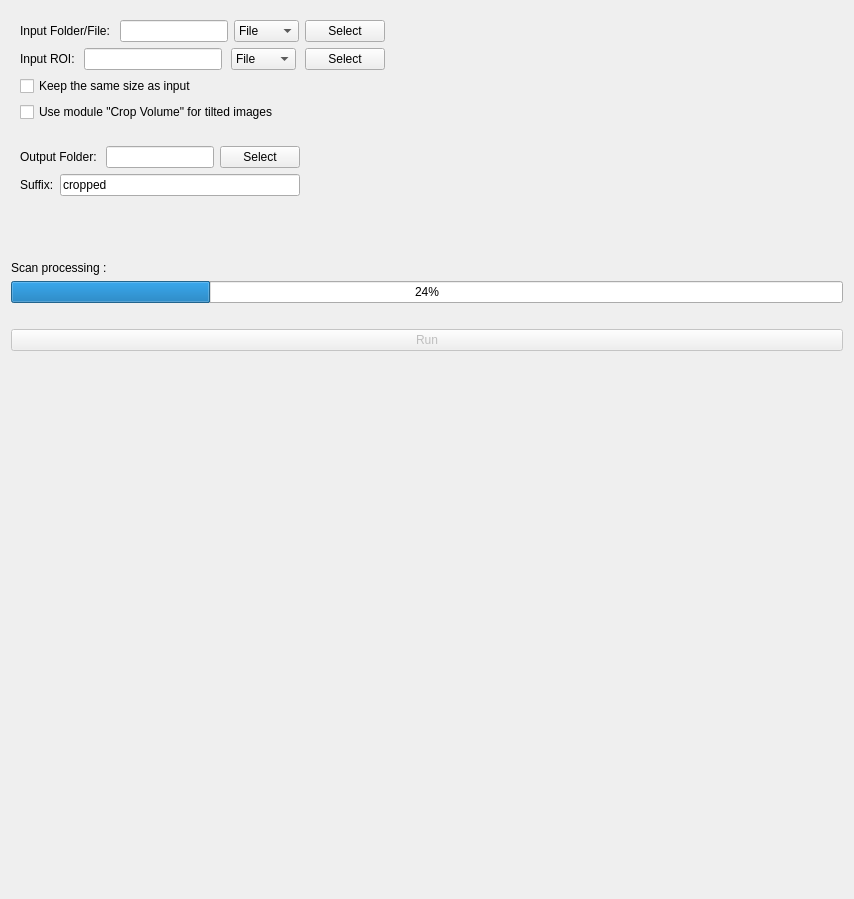
Old version of the form AutoCrop3D/Crop_Volumes_UI/Resources/UI/AutoCrop3D.ui in the repository DCBIA-OrthoLab/SlicerAutomatedDentalTools.
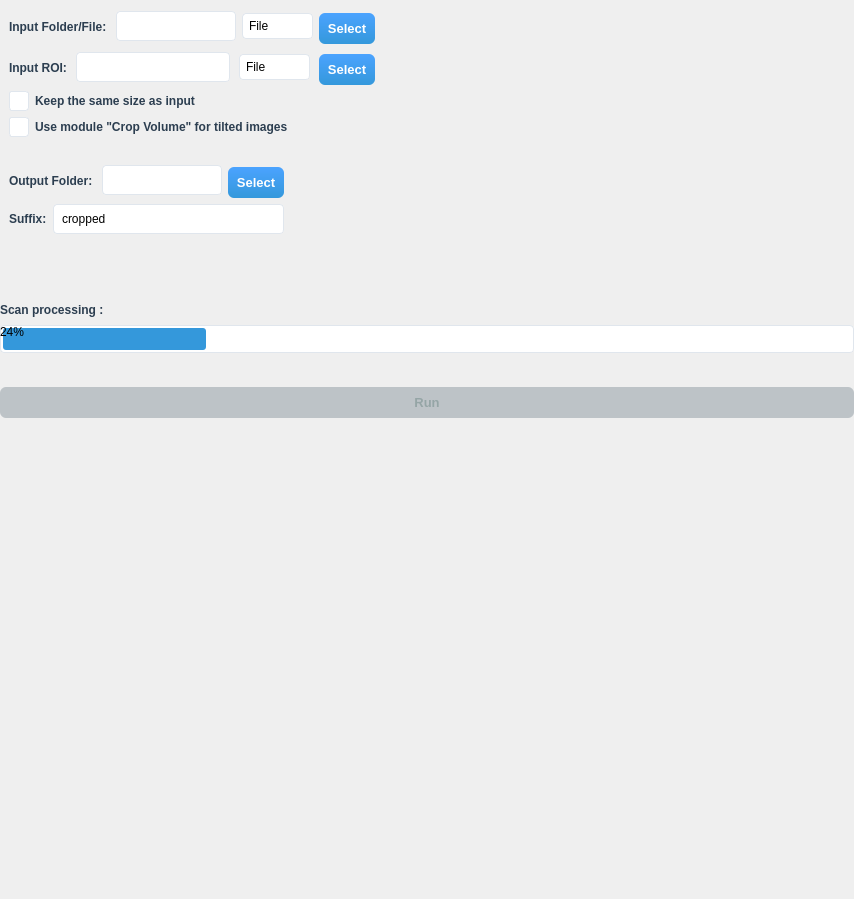
New version of the form. Custom widgets are drawn as their Qt base class.

The edit to the form file:
```diff
--- a/AutoCrop3D/Crop_Volumes_UI/Resources/UI/AutoCrop3D.ui
+++ b/AutoCrop3D/Crop_Volumes_UI/Resources/UI/AutoCrop3D.ui
@@ -10,7 +10,112 @@
     <height>899</height>
    </rect>
   </property>
+  <property name="styleSheet">
+   <string notr="true">qMRMLWidget {
+  background-color: #f8f9fa;
+}
+ctkCollapsibleButton {
+  background-color: #ffffff;
+  border: 1px solid #e0e6ed;
+  border-radius: 6px;
+  margin-bottom: 8px;
+  font-weight: 600;
+  padding: 6px 10px;
+}
+ctkCollapsibleButton:hover {
+  border: 1px solid #3498db;
+  background-color: #fbfcfd;
+}
+QLineEdit, QTextEdit {
+  background-color: #ffffff;
+  border: 1px solid #e0e6ed;
+  border-radius: 4px;
+  padding: 6px;
+  selection-background-color: #3498db;
+}
+QLineEdit:focus, QTextEdit:focus {
+  border: 2px solid #3498db;
+}
+QComboBox {
+  background-color: #ffffff;
+  border: 1px solid #e0e6ed;
+  border-radius: 4px;
+  padding: 4px 6px;
+}
+QComboBox:focus {
+  border: 2px solid #3498db;
+}
+QComboBox::drop-down {
+  width: 20px;
+  border: none;
+}
+QLabel {
+  color: #2c3e50;
+  font-weight: 500;
+}
+QPushButton {
+  background-color: qlineargradient(x1:0, y1:0, x2:0, y2:1, stop:0 #4ba3ff, stop:1 #3498db);
+  color: white;
+  border: none;
+  border-radius: 6px;
+  font-weight: 600;
+  font-size: 10pt;
+  padding: 8px;
+  margin-top: 4px;
+}
+QPushButton:hover:!pressed {
+  background-color: qlineargradient(x1:0, y1:0, x2:0, y2:1, stop:0 #5cb3ff, stop:1 #2980b9);
+}
+QPushButton:pressed {
+  background-color: qlineargradient(x1:0, y1:0, x2:0, y2:1, stop:0 #2980b9, stop:1 #1f618d);
+}
+QPushButton:disabled {
+  background-color: #bdc3c7;
+  color: #95a5a6;
+}
+QCheckBox {
+  color: #2c3e50;
+  font-weight: 500;
+  spacing: 6px;
+}
+QCheckBox::indicator {
+  width: 18px;
+  height: 18px;
+  border: 1px solid #e0e6ed;
+  border-radius: 3px;
+  background-color: #ffffff;
+}
+QCheckBox::indicator:hover {
+  border: 1px solid #3498db;
+}
+QProgressBar {
+  border: 1px solid #e0e6ed;
+  border-radius: 4px;
+  background-color: #ffffff;
+  padding: 2px;
+}
+QProgressBar::chunk {
+  background-color: #3498db;
+  border-radius: 3px;
+}
+  </string>
+  </property>
   <layout class="QVBoxLayout" name="verticalLayout">
+   <property name="spacing">
+    <number>8</number>
+   </property>
+   <property name="leftMargin">
+    <number>0</number>
+   </property>
+   <property name="topMargin">
+    <number>0</number>
+   </property>
+   <property name="rightMargin">
+    <number>0</number>
+   </property>
+   <property name="bottomMargin">
+    <number>0</number>
+   </property>
    <item>
     <widget class="ctkCollapsibleButton" name="inputsCollapsibleButton" native="true">
      <property name="text" stdset="0">
```
Left out of the diff: 34 changed lines with no effect on the pictures.
